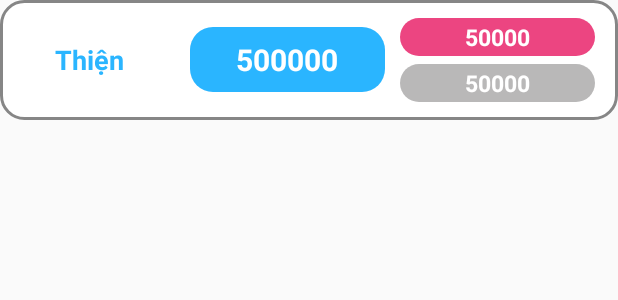
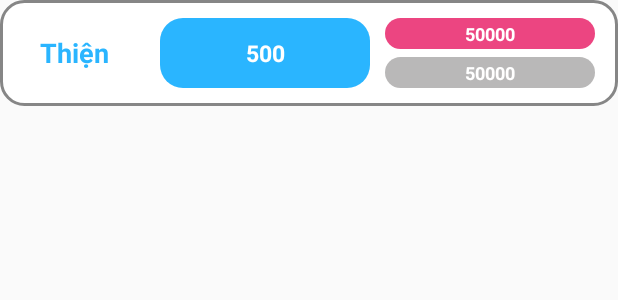
Before and after one commit to SugarTea2899/OurWalletApp, an Android app: the layout statistic_item.xml on its own in the app's theme, with its tools: preview values and no code run, on a phone screen of 412 x 824 dp. Shown: the top 300 px of the screen. Run offline under Robolectric (Android 15) with nearby library versions, the phone set to English and light mode, and no system bars.

Commit message:
! Chỉnh sửa giao diện thống kê.

```diff
--- a/APP/app/src/main/res/layout/statistic_item.xml
+++ b/APP/app/src/main/res/layout/statistic_item.xml
@@ -12,7 +12,7 @@
 
     <TextView
         android:id="@+id/tv_payMemberNameSta"
-        android:layout_weight="3"
+        android:layout_weight="2.5"
         android:layout_width="0dp"
         android:layout_gravity="center"
         android:textAlignment="center"
@@ -23,7 +23,7 @@
         android:textColor="@color/blue_logo"/>
 
     <LinearLayout
-        android:layout_weight="7"
+        android:layout_weight="7.5"
         android:weightSum="2"
         android:layout_width="0dp"
         android:layout_height="wrap_content"
@@ -32,17 +32,19 @@
             android:id="@+id/tv_remainMoneySta"
             android:layout_weight="1"
             android:layout_width="0dp"
-            android:textAlignment="center"
             android:layout_marginLeft="8dp"
-            android:text="500000"
+            android:gravity="center"
+            android:paddingLeft="4dp"
+            android:paddingRight="4dp"
+            android:text="500"
             android:layout_gravity="center"
             android:layout_marginRight="10dp"
             android:paddingTop="8dp"
             android:paddingBottom="8dp"
-            android:textSize="20sp"
+            android:textSize="15sp"
             android:textColor="#ffffff"
             android:textStyle="bold"
-            android:layout_height="wrap_content"
+            android:layout_height="match_parent"
             android:background="@drawable/border_button"/>
 
         <LinearLayout
@@ -59,8 +61,8 @@
                 android:paddingTop="2dp"
                 android:text="50000"
                 android:paddingBottom="2dp"
-                android:textAlignment="center"
-                android:textSize="15sp"
+                android:gravity="center"
+                android:textSize="12sp"
                 android:textStyle="bold"
                 android:textColor="#ffffff"
                 android:background="@drawable/border_button_red"/>
@@ -74,8 +76,8 @@
                 android:layout_marginTop="5dp"
                 android:paddingBottom="2dp"
                 android:text="50000"
-                android:textAlignment="center"
-                android:textSize="15sp"
+                android:gravity="center"
+                android:textSize="12sp"
                 android:textStyle="bold"
                 android:textColor="#ffffff"
                 android:background="@drawable/border_button_gray"/>
```
Also changed, not shown: 1 other file.
